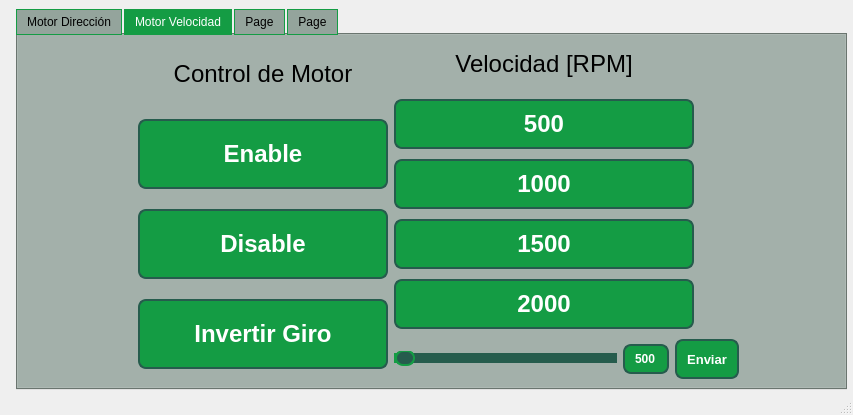
This is mainwindow.ui in WenceslaoFB/QT_CAN_MOTOR as Qt 5 draws it before an edit. The edited form follows.
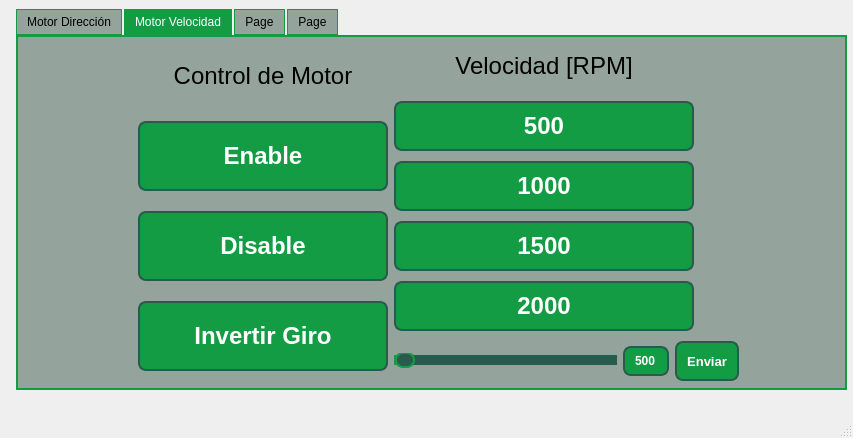
This is the edited form. The open tabs and pages were chosen to show the change.

Commit message: estoy dejando bonito parte 2

Patch:
```diff
--- a/mainwindow.ui
+++ b/mainwindow.ui
@@ -7,7 +7,7 @@
     <x>0</x>
     <y>0</y>
     <width>853</width>
-    <height>415</height>
+    <height>438</height>
    </rect>
   </property>
   <property name="windowTitle">
@@ -40,10 +40,15 @@
      </rect>
     </property>
     <property name="styleSheet">
-     <string notr="true">QTabWidget {
-    /* Estilo general del TabWidget */
-    background-color: #94a49c;  /* Color de fondo para el área de contenido */
-    border: 5px solid #149c44;  /* Borde alrededor del TabWidget */
+     <string notr="true">QTabWidget::pane {
+    /* El área de contenido del TabWidget */
+    background-color: #94a49c;  /* Fondo del área de contenido */
+    border: 2px solid #149c44;  /* Borde alrededor del área de contenido */
+}
+
+QTabBar {
+    /* El contenedor de las pestañas */
+    background-color: transparent;  /* Deja transparente para mostrar bordes */
 }
 
 QTabBar::tab {
```
Left out of the diff: 2 changed lines with no effect on the pictures.
